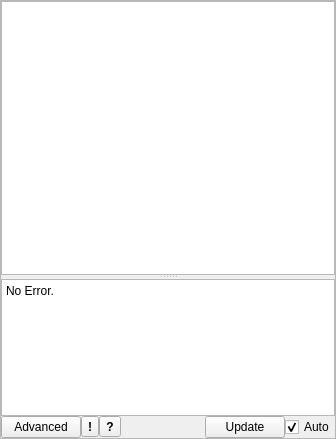
This is acq4/util/generator/GeneratorTemplate.ui in tomjhou/acq4 as Qt 5 draws it before an edit. The edited form follows.
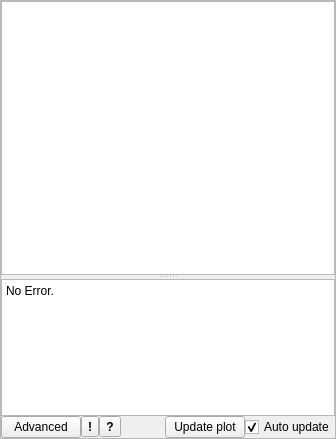
This is the edited form. Custom widgets are drawn as their Qt base class.

The edit to the form file:
```diff
--- a/acq4/util/generator/GeneratorTemplate.ui
+++ b/acq4/util/generator/GeneratorTemplate.ui
@@ -419,14 +419,14 @@
         <item>
          <widget class="QPushButton" name="updateBtn">
           <property name="text">
-           <string>Update</string>
+           <string>Update plot</string>
           </property>
          </widget>
         </item>
         <item>
          <widget class="QCheckBox" name="autoUpdateCheck">
           <property name="text">
-           <string>Auto</string>
+           <string>Auto update</string>
           </property>
           <property name="checked">
            <bool>true</bool>
```
